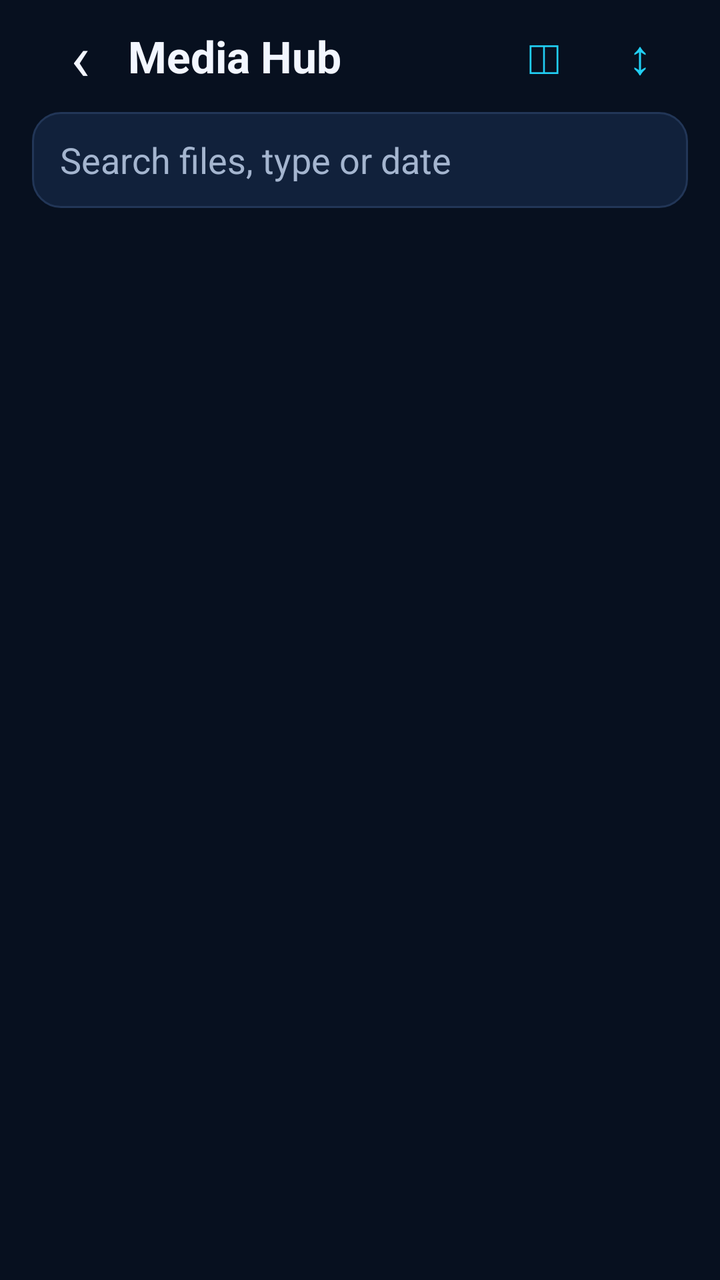
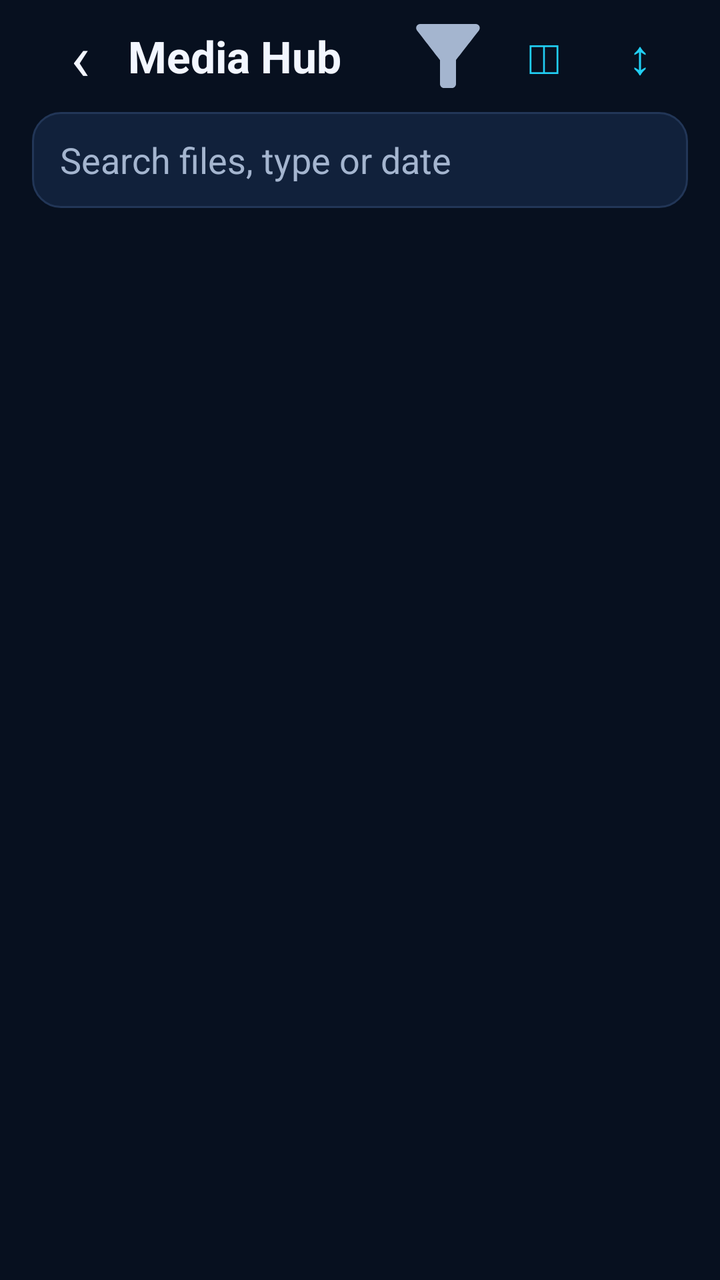

An Android layout rendered at two revisions. The XML below is the earlier revision; the diff shows what the commit changed to produce the second picture.
<!-- AndroidManifest.xml: application theme Theme.Levix -->
<!-- res/layout/activity_media_hub.xml -->
<?xml version="1.0" encoding="utf-8"?>
<LinearLayout xmlns:android="http://schemas.android.com/apk/res/android"
    android:id="@+id/mediaRoot"
    android:layout_width="match_parent"
    android:layout_height="match_parent"
    android:orientation="vertical"
    android:paddingStart="16dp"
    android:paddingEnd="16dp">

    <LinearLayout
        android:layout_width="match_parent"
        android:layout_height="56dp"
        android:baselineAligned="false"
        android:gravity="center_vertical"
        android:orientation="horizontal">
        <TextView
            android:id="@+id/mediaBack"
            android:layout_width="48dp"
            android:layout_height="48dp"
            android:contentDescription="@string/media_back"
            android:gravity="center"
            android:text="@string/media_back_glyph"
            android:textColor="@color/levix_text"
            android:textSize="32sp" />
        <TextView
            android:layout_width="0dp"
            android:layout_height="wrap_content"
            android:layout_weight="1"
            android:text="@string/media_hub_title"
            android:textColor="@color/levix_text"
            android:textSize="22sp"
            android:textStyle="bold" />
        <TextView
            android:id="@+id/mediaInsights"
            android:layout_width="48dp"
            android:layout_height="48dp"
            android:contentDescription="@string/media_insights"
            android:gravity="center"
            android:text="@string/media_insights_glyph"
            android:textColor="@color/levix_cyan"
            android:textSize="24sp" />
        <TextView
            android:id="@+id/mediaSort"
            android:layout_width="48dp"
            android:layout_height="48dp"
            android:contentDescription="@string/media_sort"
            android:gravity="center"
            android:text="@string/media_sort_glyph"
            android:textColor="@color/levix_cyan"
            android:textSize="24sp" />
    </LinearLayout>

    <EditText
        android:id="@+id/mediaSearch"
        android:layout_width="match_parent"
        android:layout_height="48dp"
        android:background="@drawable/bg_card_raised"
        android:hint="@string/media_search"
        android:importantForAutofill="no"
        android:inputType="text"
        android:maxLines="1"
        android:paddingStart="14dp"
        android:paddingEnd="14dp"
        android:textColor="@color/levix_text"
        android:textColorHint="@color/levix_text_muted" />

    <HorizontalScrollView
        android:id="@+id/mediaSourcesScroll"
        android:layout_width="match_parent"
        android:layout_height="56dp"
        android:scrollbars="none">
        <LinearLayout
            android:id="@+id/mediaSources"
            android:layout_width="wrap_content"
            android:layout_height="match_parent"
            android:gravity="center_vertical"
            android:orientation="horizontal" />
    </HorizontalScrollView>
    <HorizontalScrollView
        android:layout_width="match_parent"
        android:layout_height="56dp"
        android:scrollbars="none">
        <LinearLayout
            android:id="@+id/mediaCategories"
            android:layout_width="wrap_content"
            android:layout_height="match_parent"
            android:gravity="center_vertical"
            android:orientation="horizontal" />
    </HorizontalScrollView>
    <HorizontalScrollView
        android:layout_width="match_parent"
        android:layout_height="52dp"
        android:scrollbars="none">
        <LinearLayout
            android:id="@+id/mediaFilters"
            android:layout_width="wrap_content"
            android:layout_height="match_parent"
            android:gravity="center_vertical"
            android:orientation="horizontal" />
    </HorizontalScrollView>

    <LinearLayout
        android:id="@+id/mediaBanner"
        android:layout_width="match_parent"
        android:layout_height="wrap_content"
        android:layout_marginBottom="8dp"
        android:background="@drawable/bg_card_panel"
        android:orientation="vertical"
        android:padding="14dp"
        android:visibility="gone">
        <TextView
            android:id="@+id/mediaBannerText"
            android:layout_width="match_parent"
            android:layout_height="wrap_content"
            android:textColor="@color/levix_text"
            android:textSize="14sp" />
        <LinearLayout
            style="?android:attr/buttonBarStyle"
            android:layout_width="match_parent"
            android:layout_height="wrap_content"
            android:orientation="horizontal">
            <Button
                android:id="@+id/mediaBannerAction"
                style="?android:attr/buttonBarButtonStyle"
                android:layout_width="wrap_content"
                android:layout_height="48dp"
                android:layout_marginTop="8dp"
                android:text="@string/media_allow" />
            <Button
                android:id="@+id/mediaBannerOther"
                style="?android:attr/buttonBarButtonStyle"
                android:layout_width="wrap_content"
                android:layout_height="48dp"
                android:layout_marginStart="8dp"
                android:layout_marginTop="8dp"
                android:text="@string/media_settings"
                android:visibility="gone" />
        </LinearLayout>
    </LinearLayout>

    <TextView
        android:id="@+id/mediaCount"
        android:layout_width="match_parent"
        android:layout_height="wrap_content"
        android:paddingTop="4dp"
        android:paddingBottom="8dp"
        android:textColor="@color/levix_text_muted"
        android:textSize="13sp" />
    <androidx.recyclerview.widget.RecyclerView
        android:id="@+id/mediaList"
        android:layout_width="match_parent"
        android:layout_height="0dp"
        android:layout_weight="1"
        android:clipToPadding="false"
        android:paddingBottom="12dp" />

    <LinearLayout
        android:id="@+id/mediaSelection"
        android:layout_width="match_parent"
        android:layout_height="wrap_content"
        android:background="@drawable/bg_card_raised"
        android:baselineAligned="false"
        android:gravity="center_vertical"
        android:orientation="horizontal"
        android:padding="6dp"
        android:visibility="gone">
        <TextView
            android:id="@+id/mediaSelectionCount"
            android:layout_width="0dp"
            android:layout_height="wrap_content"
            android:layout_marginStart="10dp"
            android:layout_weight="1"
            android:textColor="@color/levix_text"
            android:textSize="14sp" />
        <Button
            android:id="@+id/mediaSave"
            style="?android:attr/buttonBarButtonStyle"
            android:layout_width="wrap_content"
            android:layout_height="48dp"
            android:text="@string/media_save" />
        <Button
            android:id="@+id/mediaShare"
            style="?android:attr/buttonBarButtonStyle"
            android:layout_width="wrap_content"
            android:layout_height="48dp"
            android:text="@string/media_share" />
        <Button
            android:id="@+id/mediaDelete"
            style="?android:attr/buttonBarButtonStyle"
            android:layout_width="wrap_content"
            android:layout_height="48dp"
            android:text="@string/media_delete" />
        <TextView
            android:id="@+id/mediaMore"
            android:layout_width="48dp"
            android:layout_height="48dp"
            android:contentDescription="@string/media_more"
            android:gravity="center"
            android:text="@string/media_more_glyph"
            android:textColor="@color/levix_text"
            android:textSize="22sp" />
    </LinearLayout>
</LinearLayout>
<!-- resources referenced by this layout -->
<resources>
  <!-- drawable bg_card_panel (drawable) -->
  <?xml version="1.0" encoding="utf-8"?>
  <shape xmlns:android="http://schemas.android.com/apk/res/android"
      android:shape="rectangle">
      <solid android:color="@color/levix_panel" />
      <stroke
          android:width="1dp"
          android:color="@color/levix_border" />
      <corners android:radius="18dp" />
  </shape>
  <!-- drawable bg_card_raised (drawable) -->
  <?xml version="1.0" encoding="utf-8"?>
  <shape xmlns:android="http://schemas.android.com/apk/res/android"
      android:shape="rectangle">
      <solid android:color="@color/levix_panel_raised" />
      <stroke
          android:width="1dp"
          android:color="@color/levix_border" />
      <corners android:radius="14dp" />
  </shape>
  <!-- unchanged entries left out for length: 24 -->
</resources>

<!-- the commit's change to res/layout/activity_media_hub.xml (unified diff, before → after) -->
@@ -1,53 +1,54 @@
 <?xml version="1.0" encoding="utf-8"?>
 <LinearLayout xmlns:android="http://schemas.android.com/apk/res/android"
+    xmlns:app="http://schemas.android.com/apk/res-auto"
     android:id="@+id/mediaRoot"
     android:layout_width="match_parent"
     android:layout_height="match_parent"
     android:orientation="vertical"
-    android:paddingStart="16dp"
-    android:paddingEnd="16dp">
+    android:paddingStart="@dimen/levix_space_screen_h"
+    android:paddingEnd="@dimen/levix_space_screen_h">
 
     <LinearLayout
+        style="@style/Widget.Levix.Toolbar"
         android:layout_width="match_parent"
         android:layout_height="56dp"
-        android:baselineAligned="false"
-        android:gravity="center_vertical"
-        android:orientation="horizontal">
+        android:baselineAligned="false">
+
         <TextView
             android:id="@+id/mediaBack"
-            android:layout_width="48dp"
-            android:layout_height="48dp"
+            style="@style/Widget.Levix.IconButton.Glyph.Back"
             android:contentDescription="@string/media_back"
-            android:gravity="center"
             android:text="@string/media_back_glyph"
-            android:textColor="@color/levix_text"
-            android:textSize="32sp" />
+            android:tooltipText="@string/media_back" />
+
         <TextView
+            style="@style/Widget.Levix.Text.ScreenTitle"
             android:layout_width="0dp"
             android:layout_height="wrap_content"
             android:layout_weight="1"
-            android:text="@string/media_hub_title"
-            android:textColor="@color/levix_text"
-            android:textSize="22sp"
-            android:textStyle="bold" />
+            android:text="@string/media_hub_title" />
+
+        <ImageView
+            android:id="@+id/mediaFilter"
+            style="@style/Widget.Levix.IconButton"
+            android:contentDescription="@string/media_filter"
+            android:src="@drawable/ic_filter"
+            android:tooltipText="@string/media_filter"
+            app:tint="@color/levix_text_muted" />
+
         <TextView
             android:id="@+id/mediaInsights"
-            android:layout_width="48dp"
-            android:layout_height="48dp"
+            style="@style/Widget.Levix.IconButton.Glyph.Action"
             android:contentDescription="@string/media_insights"
-            android:gravity="center"
             android:text="@string/media_insights_glyph"
-            android:textColor="@color/levix_cyan"
-            android:textSize="24sp" />
+            android:tooltipText="@string/media_insights" />
+
         <TextView
             android:id="@+id/mediaSort"
-            android:layout_width="48dp"
-            android:layout_height="48dp"
+            style="@style/Widget.Levix.IconButton.Glyph.Action"
             android:contentDescription="@string/media_sort"
-            android:gravity="center"
             android:text="@string/media_sort_glyph"
-            android:textColor="@color/levix_cyan"
-            android:textSize="24sp" />
+            android:tooltipText="@string/media_sort" />
     </LinearLayout>
 
     <EditText
@@ -87,33 +88,19 @@
             android:gravity="center_vertical"
             android:orientation="horizontal" />
     </HorizontalScrollView>
-    <HorizontalScrollView
-        android:layout_width="match_parent"
-        android:layout_height="52dp"
-        android:scrollbars="none">
-        <LinearLayout
-            android:id="@+id/mediaFilters"
-            android:layout_width="wrap_content"
-            android:layout_height="match_parent"
-            android:gravity="center_vertical"
-            android:orientation="horizontal" />
-    </HorizontalScrollView>
 
     <LinearLayout
         android:id="@+id/mediaBanner"
+        style="@style/Widget.Levix.Card"
         android:layout_width="match_parent"
         android:layout_height="wrap_content"
         android:layout_marginBottom="8dp"
-        android:background="@drawable/bg_card_panel"
-        android:orientation="vertical"
-        android:padding="14dp"
         android:visibility="gone">
         <TextView
             android:id="@+id/mediaBannerText"
+            style="@style/Widget.Levix.Text.Banner"
             android:layout_width="match_parent"
-            android:layout_height="wrap_content"
-            android:textColor="@color/levix_text"
-            android:textSize="14sp" />
+            android:layout_height="wrap_content" />
         <LinearLayout
             style="?android:attr/buttonBarStyle"
             android:layout_width="match_parent"
@@ -140,12 +127,11 @@
 
     <TextView
         android:id="@+id/mediaCount"
+        style="@style/Widget.Levix.Text.Caption"
         android:layout_width="match_parent"
         android:layout_height="wrap_content"
         android:paddingTop="4dp"
-        android:paddingBottom="8dp"
-        android:textColor="@color/levix_text_muted"
-        android:textSize="13sp" />
+        android:paddingBottom="8dp" />
     <androidx.recyclerview.widget.RecyclerView
         android:id="@+id/mediaList"
         android:layout_width="match_parent"
@@ -156,22 +142,18 @@
 
     <LinearLayout
         android:id="@+id/mediaSelection"
+        style="@style/Widget.Levix.Card.Row.Raised"
         android:layout_width="match_parent"
         android:layout_height="wrap_content"
-        android:background="@drawable/bg_card_raised"
         android:baselineAligned="false"
-        android:gravity="center_vertical"
-        android:orientation="horizontal"
-        android:padding="6dp"
         android:visibility="gone">
         <TextView
             android:id="@+id/mediaSelectionCount"
+            style="@style/Widget.Levix.Text.SelectionCount"
             android:layout_width="0dp"
             android:layout_height="wrap_content"
             android:layout_marginStart="10dp"
-            android:layout_weight="1"
-            android:textColor="@color/levix_text"
-            android:textSize="14sp" />
+            android:layout_weight="1" />
         <Button
             android:id="@+id/mediaSave"
             style="?android:attr/buttonBarButtonStyle"
@@ -192,12 +174,9 @@
             android:text="@string/media_delete" />
         <TextView
             android:id="@+id/mediaMore"
-            android:layout_width="48dp"
-            android:layout_height="48dp"
+            style="@style/Widget.Levix.IconButton.Glyph.More"
             android:contentDescription="@string/media_more"
-            android:gravity="center"
             android:text="@string/media_more_glyph"
-            android:textColor="@color/levix_text"
-            android:textSize="22sp" />
+            android:tooltipText="@string/media_more" />
     </LinearLayout>
 </LinearLayout>
<!-- resource entries referenced after the edit -->
@@ -1,5 +1,6 @@
 <!-- resources referenced by this layout -->
 <resources>
+  <dimen name="levix_space_screen_h">16dp</dimen>
   <!-- drawable bg_card_panel (drawable) -->
   <?xml version="1.0" encoding="utf-8"?>
   <shape xmlns:android="http://schemas.android.com/apk/res/android"
@@ -8,8 +9,53 @@
       <stroke
           android:width="1dp"
           android:color="@color/levix_border" />
-      <corners android:radius="18dp" />
+      <corners android:radius="@dimen/levix_radius_card" />
   </shape>
+  <dimen name="levix_card_padding">14dp</dimen>
+  <style name="Widget.Levix.Card.Row" parent="Widget.Levix.Card">
+          <item name="android:orientation">horizontal</item>
+          <item name="android:gravity">center_vertical</item>
+      </style>
+  <dimen name="levix_gap_sm">6dp</dimen>
+  <dimen name="levix_icon_button">48dp</dimen>
+  <style name="Widget.Levix.IconButton.Glyph" parent="Widget.AppCompat.TextView">
+          <item name="android:layout_width">@dimen/levix_icon_button</item>
+          <item name="android:layout_height">@dimen/levix_icon_button</item>
+          <item name="android:gravity">center</item>
+      </style>
+  <style name="TextAppearance.Levix.Glyph.Action" parent="TextAppearance.Levix.Glyph">
+          <item name="android:textColor">@color/levix_cyan</item>
+          <item name="android:textSize">24sp</item>
+      </style>
+  <style name="TextAppearance.Levix.Glyph.Back" parent="TextAppearance.Levix.Glyph">
+          <item name="android:textSize">32sp</item>
+      </style>
+  <style name="TextAppearance.Levix.Glyph.More" parent="TextAppearance.Levix.Glyph">
+          <item name="android:textSize">22sp</item>
+      </style>
+  <style name="Widget.Levix.Text" parent="Widget.AppCompat.TextView" />
+  <style name="TextAppearance.Levix.Banner" parent="TextAppearance.AppCompat">
+          <item name="android:textColor">@color/levix_text</item>
+          <item name="android:textSize">14sp</item>
+      </style>
+  <style name="TextAppearance.Levix.Caption" parent="TextAppearance.AppCompat">
+          <item name="android:textColor">@color/levix_text_muted</item>
+          <item name="android:textSize">13sp</item>
+      </style>
+  <style name="TextAppearance.Levix.ScreenTitle" parent="TextAppearance.AppCompat">
+          <item name="android:fontFamily">sans-serif</item>
+          <item name="android:textColor">@color/levix_text</item>
+          <item name="android:textSize">22sp</item>
+          <item name="android:textStyle">bold</item>
+      </style>
+  <style name="TextAppearance.Levix.SelectionCount" parent="TextAppearance.AppCompat">
+          <item name="android:textColor">@color/levix_text</item>
+          <item name="android:textSize">14sp</item>
+      </style>
+  <dimen name="levix_radius_card">18dp</dimen>
+  <style name="TextAppearance.Levix.Glyph" parent="TextAppearance.AppCompat">
+          <item name="android:textColor">@color/levix_text</item>
+      </style>
   <!-- drawable bg_card_raised (drawable) -->
   <?xml version="1.0" encoding="utf-8"?>
   <shape xmlns:android="http://schemas.android.com/apk/res/android"
@@ -18,8 +64,67 @@
       <stroke
           android:width="1dp"
           android:color="@color/levix_border" />
-      <corners android:radius="14dp" />
+      <corners android:radius="@dimen/levix_radius_raised" />
   </shape>
+  <!-- drawable ic_filter (drawable) -->
+  <vector xmlns:android="http://schemas.android.com/apk/res/android"
+      android:width="24dp"
+      android:height="24dp"
+      android:viewportWidth="24"
+      android:viewportHeight="24">
+      <path
+          android:fillColor="@color/levix_cyan"
+          android:pathData="M4.25,5.61C6.27,8.2 10,13 10,13v6c0,0.55 0.45,1 1,1h2c0.55,0 1,-0.45 1,-1v-6c0,0 3.72,-4.8 5.74,-7.39C20.25,4.95 19.78,4 18.95,4H5.04C4.21,4 3.74,4.95 4.25,5.61z" />
+  </vector>
+  <string name="media_filter">Filter</string>
+  <style name="Widget.Levix.Card">
+          <item name="android:background">@drawable/bg_card_panel</item>
+          <item name="android:orientation">vertical</item>
+          <item name="android:padding">@dimen/levix_card_padding</item>
+      </style>
+  <style name="Widget.Levix.Card.Row.Raised" parent="Widget.Levix.Card.Row">
+          <item name="android:background">@drawable/bg_card_raised</item>
+          <item name="android:padding">@dimen/levix_gap_sm</item>
+      </style>
+  <style name="Widget.Levix.IconButton">
+          <item name="android:layout_width">@dimen/levix_icon_button</item>
+          <item name="android:layout_height">@dimen/levix_icon_button</item>
+          <item name="android:gravity">center</item>
+          <item name="android:clickable">true</item>
+          <item name="android:focusable">true</item>
+      </style>
+  <style name="Widget.Levix.IconButton.Glyph.Action" parent="Widget.Levix.IconButton.Glyph">
+          <item name="android:textAppearance">@style/TextAppearance.Levix.Glyph.Action</item>
+          <item name="android:clickable">true</item>
+          <item name="android:focusable">true</item>
+      </style>
+  <style name="Widget.Levix.IconButton.Glyph.Back" parent="Widget.Levix.IconButton.Glyph">
+          <item name="android:textAppearance">@style/TextAppearance.Levix.Glyph.Back</item>
+          <item name="android:clickable">true</item>
+          <item name="android:focusable">true</item>
+      </style>
+  <style name="Widget.Levix.IconButton.Glyph.More" parent="Widget.Levix.IconButton.Glyph">
+          <item name="android:textAppearance">@style/TextAppearance.Levix.Glyph.More</item>
+          <item name="android:clickable">true</item>
+          <item name="android:focusable">true</item>
+      </style>
+  <style name="Widget.Levix.Text.Banner" parent="Widget.Levix.Text">
+          <item name="android:textAppearance">@style/TextAppearance.Levix.Banner</item>
+      </style>
+  <style name="Widget.Levix.Text.Caption" parent="Widget.Levix.Text">
+          <item name="android:textAppearance">@style/TextAppearance.Levix.Caption</item>
+      </style>
+  <style name="Widget.Levix.Text.ScreenTitle" parent="Widget.Levix.Text">
+          <item name="android:textAppearance">@style/TextAppearance.Levix.ScreenTitle</item>
+      </style>
+  <style name="Widget.Levix.Text.SelectionCount" parent="Widget.Levix.Text">
+          <item name="android:textAppearance">@style/TextAppearance.Levix.SelectionCount</item>
+      </style>
+  <style name="Widget.Levix.Toolbar">
+          <item name="android:orientation">horizontal</item>
+          <item name="android:gravity">center_vertical</item>
+      </style>
+  <dimen name="levix_radius_raised">14dp</dimen>
   <!-- unchanged entries left out for length: 24 -->
 </resources>
 
